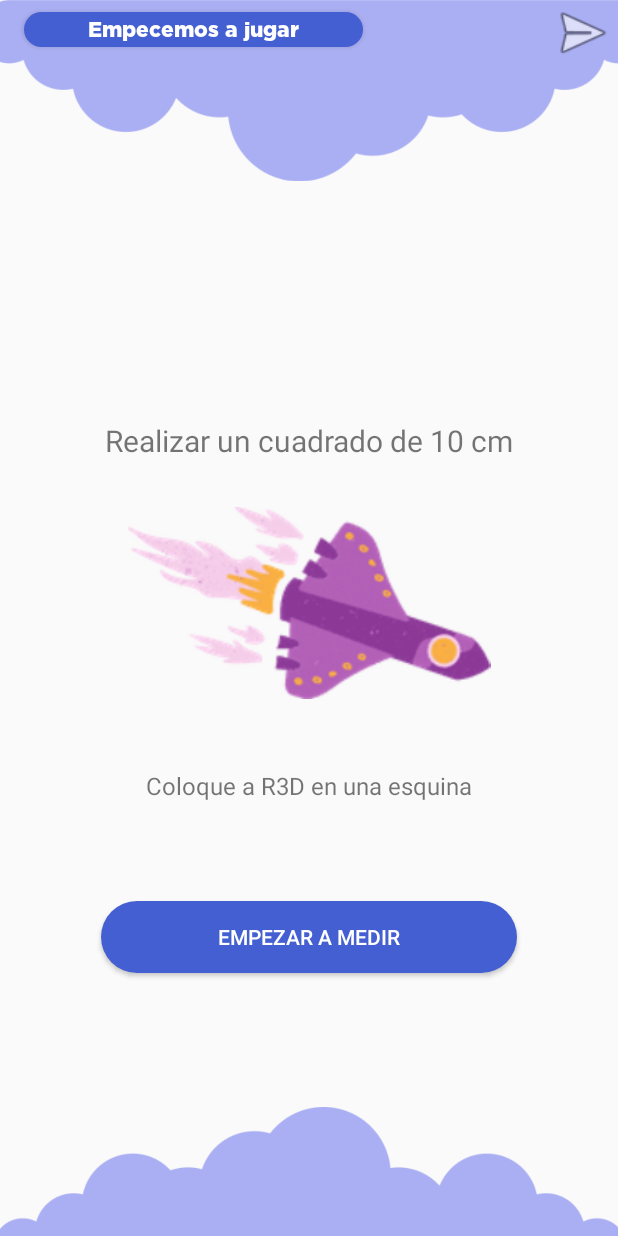
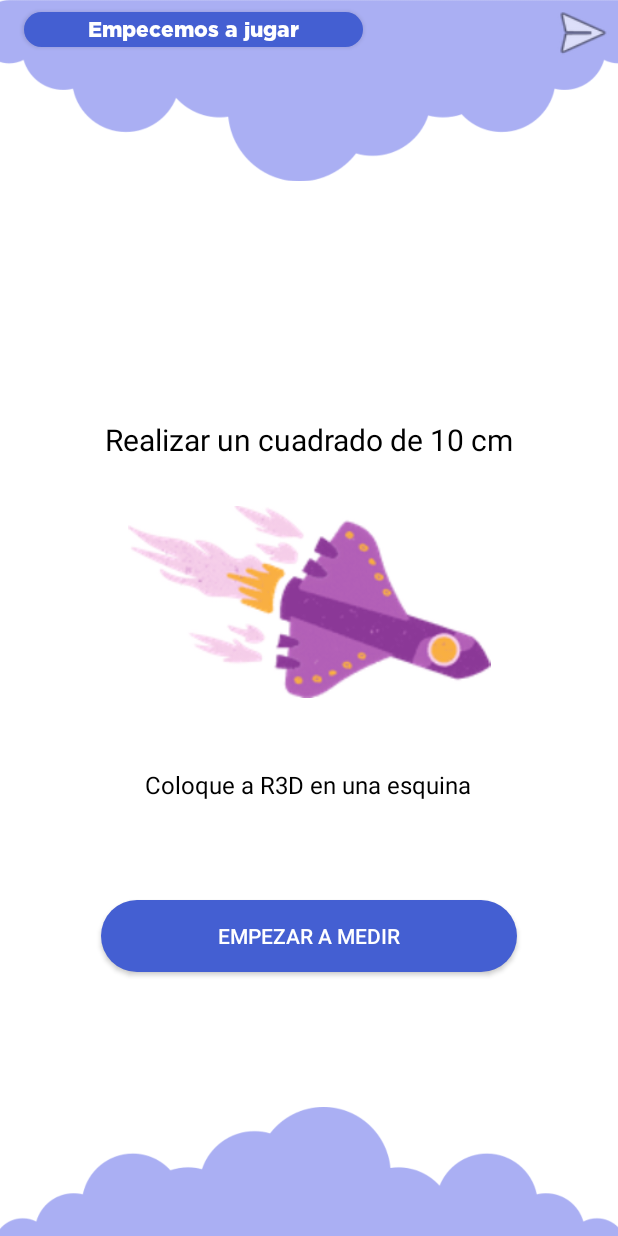
Before and after one commit to jenjenro/R3D, an Android app built with Jetpack Compose: the layout actividad2.xml on its own in the app's theme, with its tools: preview values and no code run, on a phone screen of 412 x 824 dp. Run offline under Robolectric (Android 15) with nearby library versions, the light colour scheme and no system bars; Roboto replaces fonts that are not available here.

Commit message:
Conexion de layouts y registro

```diff
--- a/app/src/main/res/layout/actividad1.xml
+++ b/app/src/main/res/layout/actividad1.xml
@@ -3,7 +3,9 @@
     xmlns:app="http://schemas.android.com/apk/res-auto"
     xmlns:tools="http://schemas.android.com/tools"
     android:layout_width="match_parent"
-    android:layout_height="match_parent">
+    android:layout_height="match_parent"
+    android:background="@color/white"
+    tools:context=".Actividad1Activity">
 
     <ImageView
         android:id="@+id/imageView17"
--- a/app/src/main/res/layout/actividad2.xml
+++ b/app/src/main/res/layout/actividad2.xml
@@ -3,7 +3,9 @@
     xmlns:app="http://schemas.android.com/apk/res-auto"
     xmlns:tools="http://schemas.android.com/tools"
     android:layout_width="match_parent"
-    android:layout_height="match_parent">
+    android:layout_height="match_parent"
+    tools:context=".Actividad2Activity"
+    android:background="@color/white">
 
     <ImageView
         android:id="@+id/imageView20"
@@ -64,13 +66,15 @@
                 android:id="@+id/textView8"
                 android:layout_width="wrap_content"
                 android:layout_height="wrap_content"
-                android:layout_marginTop="16dp"
                 android:fontFamily="@font/roboto"
                 android:text="Realizar un cuadrado de 10 cm"
+                android:textColor="@color/black"
                 android:textSize="20sp"
+                app:layout_constraintBottom_toBottomOf="parent"
                 app:layout_constraintEnd_toEndOf="parent"
                 app:layout_constraintStart_toStartOf="parent"
-                app:layout_constraintTop_toTopOf="parent" />
+                app:layout_constraintTop_toTopOf="parent"
+                app:layout_constraintVertical_bias="0.037" />
 
             <TextView
                 android:id="@+id/textView9"
@@ -78,10 +82,14 @@
                 android:layout_height="wrap_content"
                 android:fontFamily="@font/roboto"
                 android:text="Coloque a R3D en una esquina"
+                android:textColor="@color/black"
                 android:textSize="16sp"
+                app:layout_constraintBottom_toBottomOf="parent"
                 app:layout_constraintEnd_toEndOf="parent"
+                app:layout_constraintHorizontal_bias="0.497"
                 app:layout_constraintStart_toStartOf="parent"
-                app:layout_constraintTop_toBottomOf="@+id/imageView5" />
+                app:layout_constraintTop_toBottomOf="@+id/imageView5"
+                app:layout_constraintVertical_bias="0.0" />
 
             <Button
                 android:id="@+id/button23"
--- a/app/src/main/res/layout/register.xml
+++ b/app/src/main/res/layout/register.xml
@@ -194,7 +194,7 @@
             android:layout_height="match_parent">
 
             <Button
-                android:id="@+id/button6"
+                android:id="@+id/btnActividad1"
                 android:layout_width="match_parent"
                 android:layout_height="wrap_content"
                 android:background="@drawable/botton_background_light_blue"
@@ -213,7 +213,7 @@
                 android:textAlignment="center"
                 android:textColor="#000000"
                 app:layout_constraintBottom_toBottomOf="parent"
-                app:layout_constraintTop_toBottomOf="@+id/button6"
+                app:layout_constraintTop_toBottomOf="@+id/btnActividad1"
                 tools:layout_editor_absoluteX="0dp" />
         </androidx.constraintlayout.widget.ConstraintLayout>
 
```
Also changed, not shown: app/src/main/AndroidManifest.xml (+21 -1 lines), app/src/main/java/com/test/r3d/Actividad1Activity.kt (added, +13 -0 lines), app/src/main/java/com/test/r3d/Actividad2Activity.kt (added, +15 -0 lines), app/src/main/java/com/test/r3d/ConexionActivity.kt (added, +24 -0 lines), app/src/main/java/com/test/r3d/ControlActivity.kt (added, +14 -0 lines), app/src/main/java/com/test/r3d/HomeActivity.kt (+2 -3 lines), app/src/main/java/com/test/r3d/MenuActivity.kt (added, +29 -0 lines), app/src/main/java/com/test/r3d/RegisterActivity.kt (+37 -5 lines), app/src/main/res/layout/conexion.xml (+6 -4 lines), app/src/main/res/layout/control.xml (+7 -3 lines), app/src/main/res/layout/menu.xml (+10 -11 lines).
